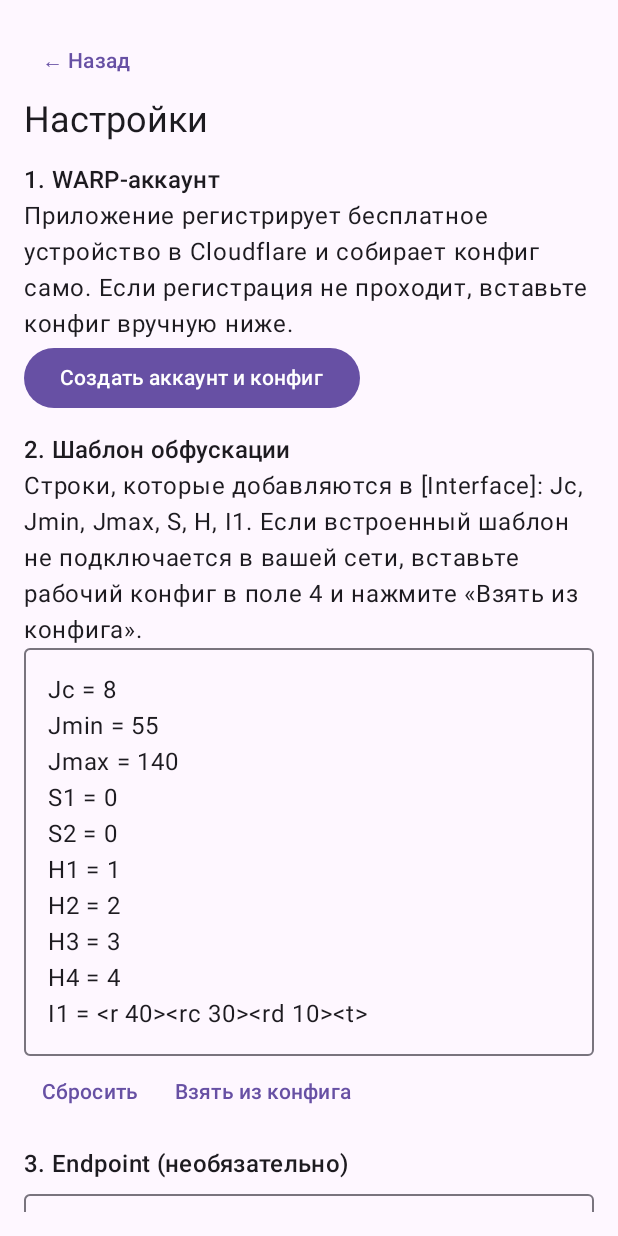
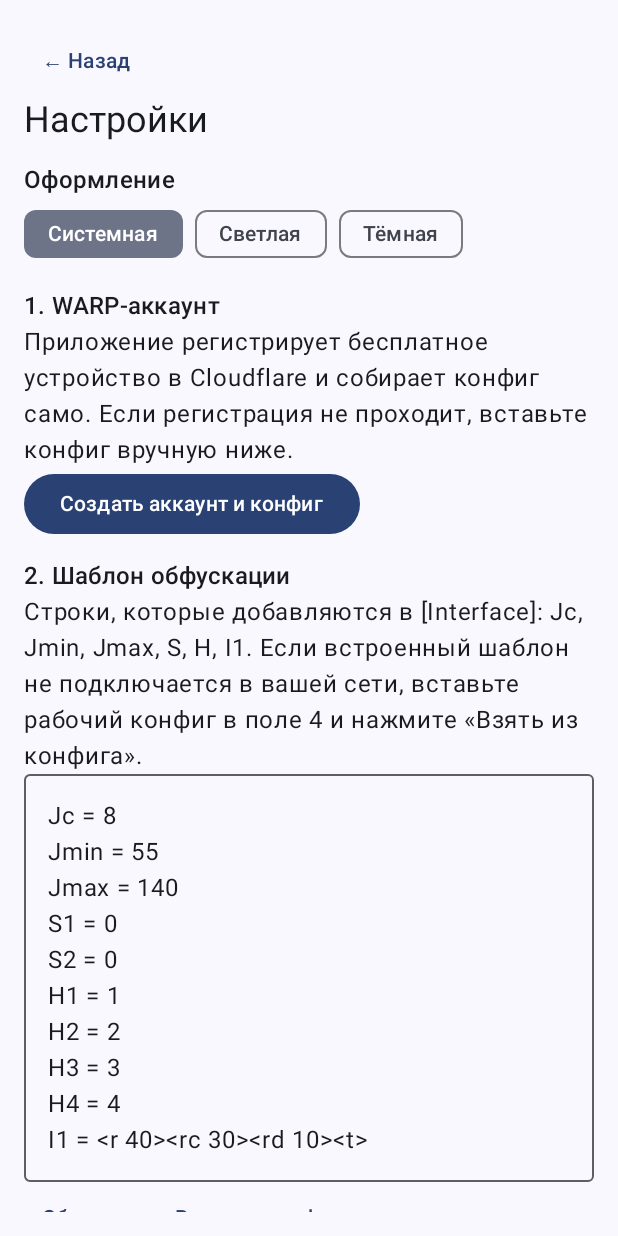
Before and after one commit to Nikiiita2007/WarpTuner, an Android app built with Jetpack Compose: the screen it shows after launch (MainActivity), after a tap on "Настройки", on a phone screen of 412 x 824 dp. Run offline under Robolectric (Android 15) with nearby library versions, the phone set to English and light mode, and no system bars; libraries missing offline, so code that uses them is left out: com.google.mlkit.vision, org.amnezia.awg; 3 other taps on this screen came first.

Commit message:
Add theme switcher and UI animations

```diff
--- /dev/null
+++ b/app/src/main/java/com/example/warptuner/Animations.kt
@@ -0,0 +1,84 @@
+package com.example.warptuner
+
+import androidx.compose.animation.AnimatedContent
+import androidx.compose.animation.AnimatedVisibility
+import androidx.compose.animation.core.MutableTransitionState
+import androidx.compose.animation.core.Spring
+import androidx.compose.animation.core.animateFloatAsState
+import androidx.compose.animation.core.spring
+import androidx.compose.animation.core.tween
+import androidx.compose.animation.expandVertically
+import androidx.compose.animation.fadeIn
+import androidx.compose.animation.fadeOut
+import androidx.compose.animation.slideInVertically
+import androidx.compose.animation.togetherWith
+import androidx.compose.foundation.interaction.MutableInteractionSource
+import androidx.compose.foundation.interaction.collectIsPressedAsState
+import androidx.compose.foundation.layout.RowScope
+import androidx.compose.material3.Button
+import androidx.compose.material3.LocalTextStyle
+import androidx.compose.material3.Text
+import androidx.compose.runtime.Composable
+import androidx.compose.runtime.getValue
+import androidx.compose.runtime.remember
+import androidx.compose.ui.Modifier
+import androidx.compose.ui.graphics.graphicsLayer
+import androidx.compose.ui.text.TextStyle
+
+/** Кнопка, которая слегка «вдавливается» при нажатии. */
+@Composable
+fun ActionButton(
+    onClick: () -> Unit,
+    modifier: Modifier = Modifier,
+    enabled: Boolean = true,
+    content: @Composable RowScope.() -> Unit
+) {
+    val source = remember { MutableInteractionSource() }
+    val pressed by source.collectIsPressedAsState()
+    val scale by animateFloatAsState(
+        targetValue = if (pressed && enabled) 0.96f else 1f,
+        animationSpec = spring(dampingRatio = Spring.DampingRatioMediumBouncy, stiffness = Spring.StiffnessMedium),
+        label = "pressScale"
+    )
+    Button(
+        onClick = onClick,
+        enabled = enabled,
+        interactionSource = source,
+        modifier = modifier.graphicsLayer {
+            scaleX = scale
+            scaleY = scale
+        },
+        content = content
+    )
+}
+
+/** Текст статуса: при смене значения старый плавно гаснет, новый выезжает снизу. */
+@Composable
+fun AnimatedNotice(
+    text: String,
+    modifier: Modifier = Modifier,
+    style: TextStyle = LocalTextStyle.current
+) {
+    AnimatedContent(
+        targetState = text,
+        modifier = modifier,
+        transitionSpec = {
+            (fadeIn(tween(220)) + slideInVertically(tween(220)) { it / 4 }) togetherWith fadeOut(tween(120))
+        },
+        label = "notice"
+    ) { value ->
+        if (value.isNotEmpty()) Text(value, style = style)
+    }
+}
+
+/** Плавное появление блока при первом показе. */
+@Composable
+fun AppearAnimated(modifier: Modifier = Modifier, content: @Composable () -> Unit) {
+    val visible = remember { MutableTransitionState(false).apply { targetState = true } }
+    AnimatedVisibility(
+        visibleState = visible,
+        modifier = modifier,
+        enter = fadeIn(tween(250)) + expandVertically(tween(250)),
+        exit = fadeOut(tween(150))
+    ) { content() }
+}
--- a/app/src/main/java/com/example/warptuner/AppRoot.kt
+++ b/app/src/main/java/com/example/warptuner/AppRoot.kt
@@ -1,5 +1,6 @@
 package com.example.warptuner
 
+import androidx.compose.foundation.isSystemInDarkTheme
 import androidx.compose.foundation.layout.Box
 import androidx.compose.foundation.layout.fillMaxSize
 import androidx.compose.foundation.layout.safeDrawingPadding
@@ -10,14 +11,16 @@ import androidx.compose.runtime.Composable
 import androidx.compose.ui.Alignment
 import androidx.compose.ui.Modifier
 import androidx.compose.ui.unit.dp
+import com.example.warptuner.ui.theme.WarpTunerTheme
 
 /**
  * App-wide wrapper: theme, background, padding for system bars and the keyboard
  * (safeDrawingPadding) and a readable maximum width on wide screens.
  */
 @Composable
-fun AppRoot(content: @Composable () -> Unit) {
-    MaterialTheme {
+fun AppRoot(themeMode: ThemeMode = ThemeMode.SYSTEM, content: @Composable () -> Unit) {
+    val dark = themeMode.isDark(isSystemInDarkTheme())
+    WarpTunerTheme(darkTheme = dark) {
         Surface(Modifier.fillMaxSize(), color = MaterialTheme.colorScheme.background) {
             Box(
                 Modifier.fillMaxSize().safeDrawingPadding(),
--- a/app/src/main/java/com/example/warptuner/MainActivity.kt
+++ b/app/src/main/java/com/example/warptuner/MainActivity.kt
@@ -7,16 +7,29 @@ import androidx.activity.SystemBarStyle
 import androidx.activity.compose.setContent
 import androidx.activity.enableEdgeToEdge
 import androidx.activity.viewModels
+import androidx.compose.foundation.isSystemInDarkTheme
+import androidx.compose.runtime.DisposableEffect
+import androidx.compose.runtime.collectAsState
+import androidx.compose.runtime.getValue
 
 class MainActivity : ComponentActivity() {
     private val vm: MainViewModel by viewModels { MainViewModel.factory(application) }
 
     override fun onCreate(savedInstanceState: Bundle?) {
         super.onCreate(savedInstanceState)
-        enableEdgeToEdge(
-            statusBarStyle = SystemBarStyle.light(Color.TRANSPARENT, Color.TRANSPARENT),
-            navigationBarStyle = SystemBarStyle.light(Color.TRANSPARENT, Color.TRANSPARENT)
-        )
-        setContent { AppRoot { AppNav(vm) } }
+        setContent {
+            val state by vm.state.collectAsState()
+            val dark = state.themeMode.isDark(isSystemInDarkTheme())
+            DisposableEffect(dark) {
+                val bars = if (dark) {
+                    SystemBarStyle.dark(Color.TRANSPARENT)
+                } else {
+                    SystemBarStyle.light(Color.TRANSPARENT, Color.TRANSPARENT)
+                }
+                enableEdgeToEdge(statusBarStyle = bars, navigationBarStyle = bars)
+                onDispose { }
+            }
+            AppRoot(state.themeMode) { AppNav(vm) }
+        }
     }
 }
--- a/app/src/main/java/com/example/warptuner/MainScreen.kt
+++ b/app/src/main/java/com/example/warptuner/MainScreen.kt
@@ -8,6 +8,14 @@ import android.net.VpnService
 import android.os.Build
 import androidx.activity.compose.rememberLauncherForActivityResult
 import androidx.activity.result.contract.ActivityResultContracts
+import androidx.compose.animation.AnimatedContent
+import androidx.compose.animation.core.animateFloatAsState
+import androidx.compose.animation.core.tween
+import androidx.compose.animation.fadeIn
+import androidx.compose.animation.fadeOut
+import androidx.compose.animation.slideInHorizontally
+import androidx.compose.animation.slideOutHorizontally
+import androidx.compose.animation.togetherWith
 import androidx.compose.foundation.layout.Column
 import androidx.compose.foundation.layout.Row
 import androidx.compose.foundation.layout.Spacer
@@ -18,7 +26,6 @@ import androidx.compose.foundation.layout.padding
 import androidx.compose.foundation.rememberScrollState
 import androidx.compose.foundation.verticalScroll
 import androidx.compose.material3.AlertDialog
-import androidx.compose.material3.Button
 import androidx.compose.material3.Card
 import androidx.compose.material3.LinearProgressIndicator
 import androidx.compose.material3.MaterialTheme
@@ -30,6 +37,7 @@ import androidx.compose.runtime.Composable
 import androidx.compose.runtime.LaunchedEffect
 import androidx.compose.runtime.collectAsState
 import androidx.compose.runtime.getValue
+import androidx.compose.runtime.key
 import androidx.compose.runtime.mutableStateOf
 import androidx.compose.runtime.remember
 import androidx.compose.runtime.rememberCoroutineScope
@@ -45,7 +53,16 @@ import kotlinx.coroutines.launch
 @Composable
 fun AppNav(vm: MainViewModel) {
     val state by vm.state.collectAsState()
-    when (state.screen) {
+    AnimatedContent(
+        targetState = state.screen,
+        transitionSpec = {
+            val dir = if (initialState == AppScreen.MAIN || initialState == AppScreen.ONBOARDING) 1 else -1
+            (slideInHorizontally(tween(300)) { it / 8 * dir } + fadeIn(tween(300))) togetherWith
+                    (slideOutHorizontally(tween(300)) { -it / 8 * dir } + fadeOut(tween(200)))
+        },
+        label = "screen"
+    ) { screen ->
+        when (screen) {
             AppScreen.ONBOARDING -> OnboardingScreen(onDone = { vm.finishOnboarding() })
             AppScreen.SETTINGS -> SettingsScreen(
                 vm = vm,
@@ -53,6 +70,7 @@ fun AppNav(vm: MainViewModel) {
             )
             AppScreen.APPS -> AppsScreen(vm.store, onBack = { vm.navigate(AppScreen.MAIN) })
             AppScreen.MAIN -> MainScreen(vm)
+        }
     }
 }
 
@@ -73,6 +91,11 @@ fun MainScreen(vm: MainViewModel) {
     val best = ui.outcome?.ranked?.firstOrNull()
     val baseline = ui.outcome?.baseline
     val cfg = state.cfg
+    val animatedProgress by animateFloatAsState(
+        targetValue = ui.progress,
+        animationSpec = tween(300),
+        label = "tuneProgress"
+    )
 
     val notifLauncher = rememberLauncherForActivityResult(
         ActivityResultContracts.RequestPermission()
@@ -149,7 +172,7 @@ fun MainScreen(vm: MainViewModel) {
                         "Приложение может само зарегистрировать бесплатный WARP-аккаунт. " +
                                 "Вставить готовый конфиг можно в настройках."
                     )
-                    Button(enabled = !state.creating, onClick = { vm.createAccount() }) {
+                    ActionButton(enabled = !state.creating, onClick = { vm.createAccount() }) {
                         Text("Создать автоматически")
                     }
                     Spacer(Modifier.height(8.dp))
@@ -163,10 +186,8 @@ fun MainScreen(vm: MainViewModel) {
                 else "Конфиг: введён вручную"
             )
         }
-        if (state.notice.isNotEmpty()) Text(state.notice)
-        if (watch.isNotEmpty()) {
-            Text(watch, style = MaterialTheme.typography.bodySmall)
-        }
+        AnimatedNotice(state.notice, Modifier.fillMaxWidth())
+        AnimatedNotice(watch, Modifier.fillMaxWidth(), MaterialTheme.typography.bodySmall)
         Row(verticalAlignment = Alignment.CenterVertically) {
             Switch(checked = state.watchOn, onCheckedChange = { vm.setWatch(it) })
             Spacer(Modifier.padding(4.dp))
@@ -176,12 +197,12 @@ fun MainScreen(vm: MainViewModel) {
         Spacer(Modifier.height(8.dp))
 
         Row {
-            Button(
+            ActionButton(
                 modifier = Modifier.weight(1f), enabled = !running && cfg.isNotBlank(),
                 onClick = { withVpn { vm.connect(cfg) } }
             ) { Text("Подключить") }
             Spacer(Modifier.padding(4.dp))
-            Button(
+            ActionButton(
                 modifier = Modifier.weight(1f), enabled = !running,
                 onClick = { vm.disconnect() }
             ) { Text("Отключить") }
@@ -199,24 +220,24 @@ fun MainScreen(vm: MainViewModel) {
         }
         Spacer(Modifier.height(8.dp))
         Row {
-            Button(
+            ActionButton(
                 modifier = Modifier.weight(1f), enabled = !running && cfg.isNotBlank(),
                 onClick = { withVpn { vm.startTune() } }
             ) { Text("Подобрать") }
             Spacer(Modifier.padding(4.dp))
-            Button(
+            ActionButton(
                 modifier = Modifier.weight(1f), enabled = running,
                 onClick = { vm.stopTune() }
             ) { Text("Стоп") }
         }
         Spacer(Modifier.height(8.dp))
         Row {
-            Button(
+            ActionButton(
                 modifier = Modifier.weight(1f), enabled = !running && best != null,
                 onClick = { best?.let { b -> withVpn { vm.connect(b.config) } } }
             ) { Text("Лучший") }
             Spacer(Modifier.padding(4.dp))
-            Button(modifier = Modifier.weight(1f), enabled = best != null, onClick = {
+            ActionButton(modifier = Modifier.weight(1f), enabled = best != null, onClick = {
                 best?.let { b ->
                     if (baseline != null && b.mbps < baseline.mbps * 1.15) confirmCopy = true
                     else doCopy(b)
@@ -224,29 +245,35 @@ fun MainScreen(vm: MainViewModel) {
             }) { Text("Копировать") }
         }
         Spacer(Modifier.height(8.dp))
-        Button(enabled = !running, onClick = { vm.trace() }) { Text("Проверить связь (trace)") }
+        ActionButton(enabled = !running, onClick = { vm.trace() }) { Text("Проверить связь (trace)") }
         Spacer(Modifier.height(12.dp))
 
         if (running || ui.status.isNotEmpty()) {
-            Text(ui.status)
+            AnimatedNotice(ui.status, Modifier.fillMaxWidth())
             if (running) {
                 Spacer(Modifier.height(4.dp))
-                LinearProgressIndicator(progress = { ui.progress }, modifier = Modifier.fillMaxWidth())
+                LinearProgressIndicator(progress = { animatedProgress }, modifier = Modifier.fillMaxWidth())
             }
         }
 
         if (!running && best != null) {
-            SummaryCard(best, baseline, ui.outcome?.rawMbps ?: 0.0, ui.outcome?.endpointNote ?: "")
+            AppearAnimated { SummaryCard(best, baseline, ui.outcome?.rawMbps ?: 0.0, ui.outcome?.endpointNote ?: "") }
             Spacer(Modifier.height(8.dp))
             Text("Лучшие варианты (после повторного замера)", style = MaterialTheme.typography.titleMedium)
-            ui.outcome?.ranked?.forEach { ResultCard(it) }
+            ui.outcome?.ranked?.forEach { r ->
+                key("ranked", r.config) { AppearAnimated { ResultCard(r) } }
+            }
             if (ui.rows.isNotEmpty()) {
                 Spacer(Modifier.height(8.dp))
                 Text("Все проверенные варианты", style = MaterialTheme.typography.titleMedium)
-                ui.rows.sortedByDescending { it.score }.forEach { ResultCard(it) }
+                ui.rows.sortedByDescending { it.score }.forEach { r ->
+                    key("row", r.config) { AppearAnimated { ResultCard(r) } }
+                }
             }
         } else {
-            ui.rows.asReversed().forEach { ResultCard(it) }
+            ui.rows.asReversed().forEach { r ->
+                key("live", r.config) { AppearAnimated { ResultCard(r) } }
+            }
         }
 
         TextButton(onClick = { showHelp = !showHelp }) {
--- a/app/src/main/java/com/example/warptuner/MainViewModel.kt
+++ b/app/src/main/java/com/example/warptuner/MainViewModel.kt
@@ -23,7 +23,8 @@ data class MainUiState(
     val notice: String = "",
     val creating: Boolean = false,
     val watchOn: Boolean = true,
-    val tuneMode: String = TuneMode.NORMAL.name
+    val tuneMode: String = TuneMode.NORMAL.name,
+    val themeMode: ThemeMode = ThemeMode.SYSTEM
 )
 
 /**
@@ -52,12 +53,15 @@ class MainViewModel internal constructor(
 
     private val ctx: Application get() = getApplication()
 
+    private val themePreference = ThemePreference(app)
+
     private val _state = MutableStateFlow(
         MainUiState(
             screen = preferences.initialScreen,
             cfg = store.cfg,
             watchOn = preferences.watchdog,
-            tuneMode = preferences.tuneMode
+            tuneMode = preferences.tuneMode,
+            themeMode = themePreference.mode
         )
     )
     val state: StateFlow<MainUiState> = _state.asStateFlow()
@@ -95,6 +99,11 @@ class MainViewModel internal constructor(
     fun setTuneMode(name: String) {
         preferences.setTuneMode(name)
         _state.update { it.copy(tuneMode = name) }
+    }
+
+    fun setThemeMode(mode: ThemeMode) {
+        themePreference.mode = mode
+        _state.update { it.copy(themeMode = mode) }
     }
 
     fun createAccount() {
--- a/app/src/main/java/com/example/warptuner/SettingsScreen.kt
+++ b/app/src/main/java/com/example/warptuner/SettingsScreen.kt
@@ -1,6 +1,7 @@
 package com.example.warptuner
 
 import androidx.activity.compose.BackHandler
+import androidx.compose.foundation.layout.Arrangement
 import androidx.compose.foundation.layout.Column
 import androidx.compose.foundation.layout.Row
 import androidx.compose.foundation.layout.Spacer
@@ -10,7 +11,7 @@ import androidx.compose.foundation.layout.height
 import androidx.compose.foundation.layout.padding
 import androidx.compose.foundation.rememberScrollState
 import androidx.compose.foundation.verticalScroll
-import androidx.compose.material3.Button
+import androidx.compose.material3.FilterChip
 import androidx.compose.material3.MaterialTheme
 import androidx.compose.material3.OutlinedTextField
 import androidx.compose.material3.Text
@@ -40,12 +41,24 @@ fun SettingsScreen(vm: MainViewModel, onBack: () -> Unit) {
         Text("Настройки", style = MaterialTheme.typography.headlineSmall)
         Spacer(Modifier.height(12.dp))
 
+        Text("Оформление", style = MaterialTheme.typography.titleMedium)
+        Row(Modifier.fillMaxWidth(), horizontalArrangement = Arrangement.spacedBy(8.dp)) {
+            ThemeMode.values().forEach { mode ->
+                FilterChip(
+                    selected = state.themeMode == mode,
+                    onClick = { vm.setThemeMode(mode) },
+                    label = { Text(mode.label) }
+                )
+            }
+        }
+        Spacer(Modifier.height(12.dp))
+
         Text("1. WARP-аккаунт", style = MaterialTheme.typography.titleMedium)
         Text(
             "Приложение регистрирует бесплатное устройство в Cloudflare и собирает конфиг само. " +
                     "Если регистрация не проходит, вставьте конфиг вручную ниже."
         )
-        Button(enabled = !state.creating, onClick = {
+        ActionButton(enabled = !state.creating, onClick = {
             showRegistrationNotice = true
             vm.createAccount()
         }) { Text("Создать аккаунт и конфиг") }
@@ -72,7 +85,7 @@ fun SettingsScreen(vm: MainViewModel, onBack: () -> Unit) {
             value = ep, onValueChange = { ep = it }, singleLine = true,
             label = { Text("адрес:порт") }, modifier = Modifier.fillMaxWidth()
         )
-        Button(onClick = {
+        ActionButton(onClick = {
             showRegistrationNotice = false
             msg = if (vm.applyConfigSettings(tpl, ep)) {
                 "Шаблон и endpoint применены к конфигу аккаунта"
@@ -94,9 +107,7 @@ fun SettingsScreen(vm: MainViewModel, onBack: () -> Unit) {
             onValueChange = { vm.saveManualConfig(it) }
         )
         val message = if (state.creating || showRegistrationNotice) state.notice else msg
-        if (message.isNotEmpty()) {
-            Spacer(Modifier.height(8.dp))
-            Text(message)
-        }
+        Spacer(Modifier.height(8.dp))
+        AnimatedNotice(message, Modifier.fillMaxWidth())
     }
 }
--- /dev/null
+++ b/app/src/main/java/com/example/warptuner/ThemeMode.kt
@@ -0,0 +1,32 @@
+package com.example.warptuner
+
+import android.content.Context
+
+enum class ThemeMode(val label: String) {
+    SYSTEM("Системная"),
+    LIGHT("Светлая"),
+    DARK("Тёмная");
+
+    fun isDark(systemDark: Boolean): Boolean = when (this) {
+        SYSTEM -> systemDark
+        LIGHT -> false
+        DARK -> true
+    }
+
+    companion object {
+        fun fromName(name: String?): ThemeMode = values().firstOrNull { it.name == name } ?: SYSTEM
+    }
+}
+
+internal class ThemePreference(context: Context) {
+    private val prefs = context.applicationContext
+        .getSharedPreferences("ui_prefs", Context.MODE_PRIVATE)
+
+    var mode: ThemeMode
+        get() = ThemeMode.fromName(prefs.getString(KEY, null))
+        set(value) { prefs.edit().putString(KEY, value.name).apply() }
+
+    private companion object {
+        const val KEY = "theme_mode"
+    }
+}
--- /dev/null
+++ b/app/src/main/java/com/example/warptuner/ui/theme/AnimatedColors.kt
@@ -0,0 +1,54 @@
+package com.example.warptuner.ui.theme
+
+import androidx.compose.animation.animateColorAsState
+import androidx.compose.animation.core.tween
+import androidx.compose.material3.ColorScheme
+import androidx.compose.runtime.Composable
+import androidx.compose.ui.graphics.Color
+
+private const val THEME_FADE_MS = 350
+
+@Composable
+private fun Color.fade(): Color =
+    animateColorAsState(this, tween(THEME_FADE_MS), label = "themeColor").value
+
+/** Возвращает схему, цвета которой плавно перетекают при смене темы. */
+@Composable
+fun ColorScheme.animated(): ColorScheme = copy(
+    primary = primary.fade(),
+    onPrimary = onPrimary.fade(),
+    primaryContainer = primaryContainer.fade(),
+    onPrimaryContainer = onPrimaryContainer.fade(),
+    inversePrimary = inversePrimary.fade(),
+    secondary = secondary.fade(),
+    onSecondary = onSecondary.fade(),
+    secondaryContainer = secondaryContainer.fade(),
+    onSecondaryContainer = onSecondaryContainer.fade(),
+    tertiary = tertiary.fade(),
+    onTertiary = onTertiary.fade(),
+    tertiaryContainer = tertiaryContainer.fade(),
+    onTertiaryContainer = onTertiaryContainer.fade(),
+    background = background.fade(),
+    onBackground = onBackground.fade(),
+    surface = surface.fade(),
+    onSurface = onSurface.fade(),
+    surfaceVariant = surfaceVariant.fade(),
+    onSurfaceVariant = onSurfaceVariant.fade(),
+    surfaceTint = surfaceTint.fade(),
+    inverseSurface = inverseSurface.fade(),
+    inverseOnSurface = inverseOnSurface.fade(),
+    error = error.fade(),
+    onError = onError.fade(),
+    errorContainer = errorContainer.fade(),
+    onErrorContainer = onErrorContainer.fade(),
+    outline = outline.fade(),
+    outlineVariant = outlineVariant.fade(),
+    scrim = scrim.fade(),
+    surfaceBright = surfaceBright.fade(),
+    surfaceDim = surfaceDim.fade(),
+    surfaceContainer = surfaceContainer.fade(),
+    surfaceContainerHigh = surfaceContainerHigh.fade(),
+    surfaceContainerHighest = surfaceContainerHighest.fade(),
+    surfaceContainerLow = surfaceContainerLow.fade(),
+    surfaceContainerLowest = surfaceContainerLowest.fade()
+)
--- a/app/src/main/java/com/example/warptuner/ui/theme/Theme.kt
+++ b/app/src/main/java/com/example/warptuner/ui/theme/Theme.kt
@@ -1,6 +1,5 @@
 package com.example.warptuner.ui.theme
 
-import android.app.Activity
 import android.os.Build
 import androidx.compose.foundation.isSystemInDarkTheme
 import androidx.compose.material3.MaterialTheme
@@ -21,16 +20,6 @@ private val LightColorScheme = lightColorScheme(
     primary = Purple40,
     secondary = PurpleGrey40,
     tertiary = Pink40
-
-    /* Other default colors to override
-    background = Color(0xFFFFFBFE),
-    surface = Color(0xFFFFFBFE),
-    onPrimary = Color.White,
-    onSecondary = Color.White,
-    onTertiary = Color.White,
-    onBackground = Color(0xFF1C1B1F),
-    onSurface = Color(0xFF1C1B1F),
-    */
 )
 
 @Composable
@@ -51,7 +40,7 @@ fun WarpTunerTheme(
     }
 
     MaterialTheme(
-        colorScheme = colorScheme,
+        colorScheme = colorScheme.animated(),
         typography = Typography,
         content = content
     )
```
Also changed, not shown: 1 other file. Lines whose indentation alone changed are shown as unchanged.
